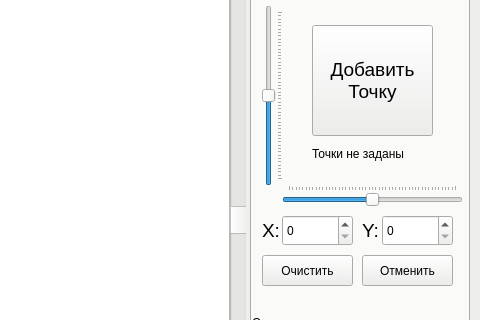
The window that mainwindow.ui (uzer037/grid) describes before a commit, drawn with Qt 5; both pictures show x 270 to 750 and y 81 to 401 of the 750 by 570 pixel window.
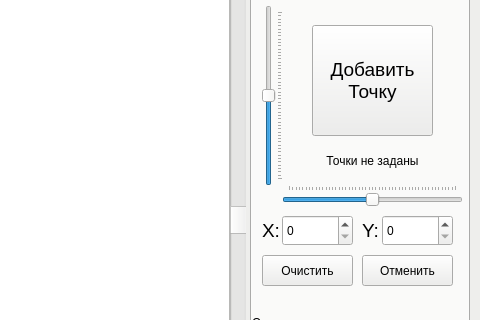
The same window after the commit. Icons and pictures are not drawn. Custom widgets are drawn as their Qt base class.

What changed in the file:
```diff
--- a/mainwindow.ui
+++ b/mainwindow.ui
@@ -906,15 +906,18 @@
       <widget class="QLabel" name="CursorPos">
        <property name="geometry">
         <rect>
-         <x>60</x>
+         <x>40</x>
          <y>150</y>
-         <width>121</width>
-         <height>17</height>
+         <width>161</width>
+         <height>31</height>
         </rect>
        </property>
        <property name="text">
         <string>Точки не заданы</string>
        </property>
+       <property name="alignment">
+        <set>Qt::AlignCenter</set>
+       </property>
       </widget>
       <widget class="QGroupBox" name="groupBox">
        <property name="geometry">
```
Left out of the diff: 6 changed lines with no effect on the pictures.
